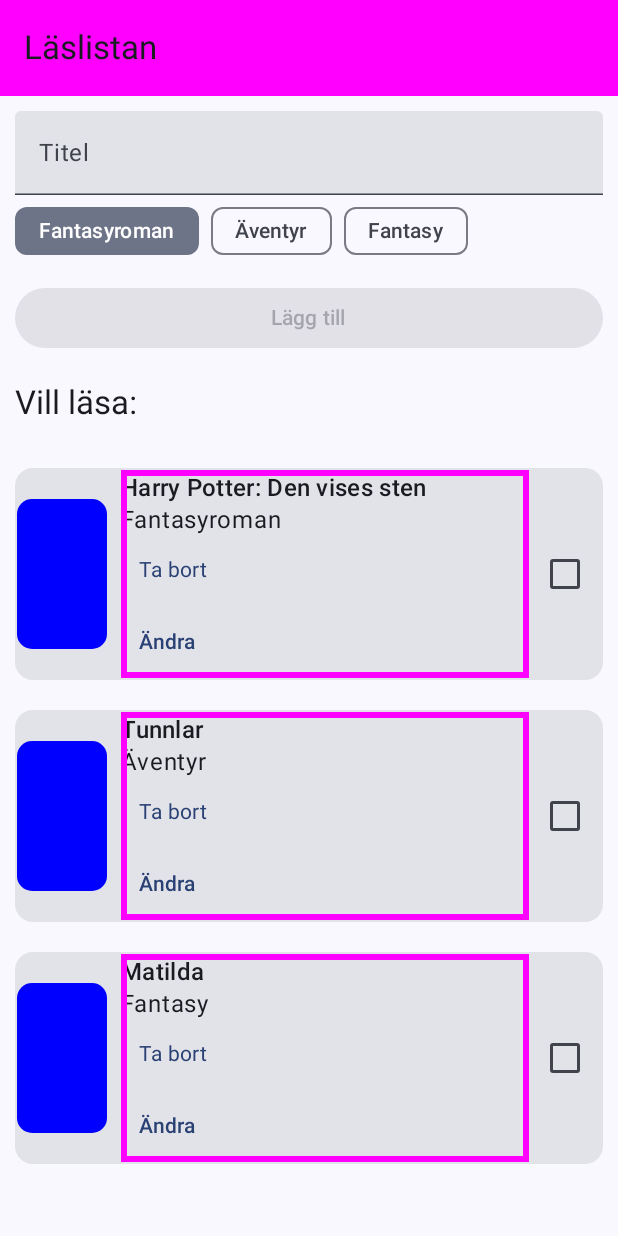
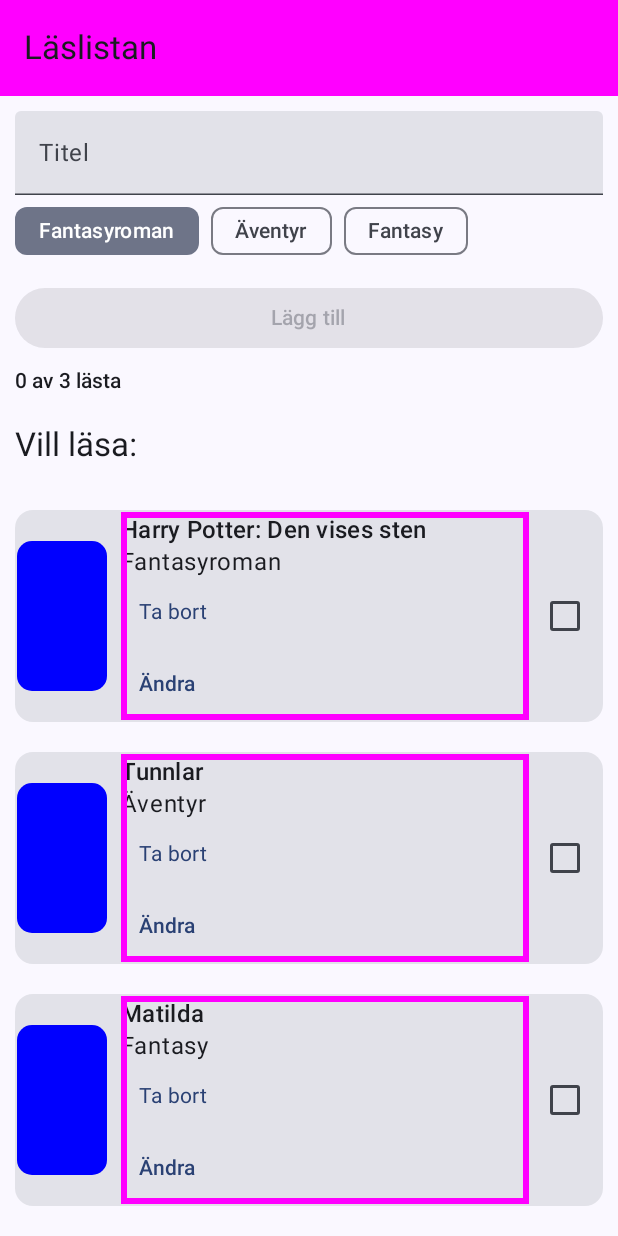
Before and after one commit to TeB404/Laslistan, an Android app built with Jetpack Compose: the screen it shows after launch (MainActivity), on a phone screen of 412 x 824 dp. Run offline under Robolectric (Android 15) with nearby library versions, the phone set to English and light mode, and no system bars.

Commit message:
Fix: Finns en statistik nu, ska fortsätta fixa den

```diff
--- a/app/src/main/java/com/example/laslistan/LaslistanViewModel.kt
+++ b/app/src/main/java/com/example/laslistan/LaslistanViewModel.kt
@@ -40,7 +40,7 @@ class LaslistanViewModel : ViewModel() {
             id = nextId,
             titel = titel,
             ar = 0,
-            kategori = uiState.nyKategori,
+            kategori = "Okänd",
         )
         nextId += 1
         uiState = uiState.copy(
--- a/app/src/main/java/com/example/laslistan/MainActivity.kt
+++ b/app/src/main/java/com/example/laslistan/MainActivity.kt
@@ -1,4 +1,5 @@
 package com.example.laslistan
+
 
 
 
@@ -150,6 +151,7 @@ fun BokKort(
 @Composable
 fun LaslistanScreen(viewModel: LaslistanViewModel = viewModel()) {
     val state = viewModel.uiState
+    val readCount = state.bocker.count {it.sedd}
     val attSe = state.bocker.filter { !it.sedd }
     val sedda = state.bocker.filter { it.sedd }
     Scaffold(
@@ -207,6 +209,19 @@ fun LaslistanScreen(viewModel: LaslistanViewModel = viewModel()) {
                     "Spara"
                 )
             }
+
+            Text(
+                text = "$readCount av ${state.bocker.size} lästa",
+                style = MaterialTheme.typography.labelLarge,
+                modifier = Modifier.padding(top = 8.dp)
+            )
+
+            if (state.bocker.isEmpty()) {
+                Text(
+                    text = "Hyllan är tom. Lägg till och börja läsa!",
+                    modifier = Modifier.padding(top = 16.dp),
+                )
+            } else {
                 LazyColumn(
                     modifier = Modifier
                         .weight(1f)
@@ -240,6 +255,8 @@ fun LaslistanScreen(viewModel: LaslistanViewModel = viewModel()) {
                     }
                 }
             }
+
+        }
         }
 
     }
```
Lines whose indentation alone changed are shown as unchanged.
